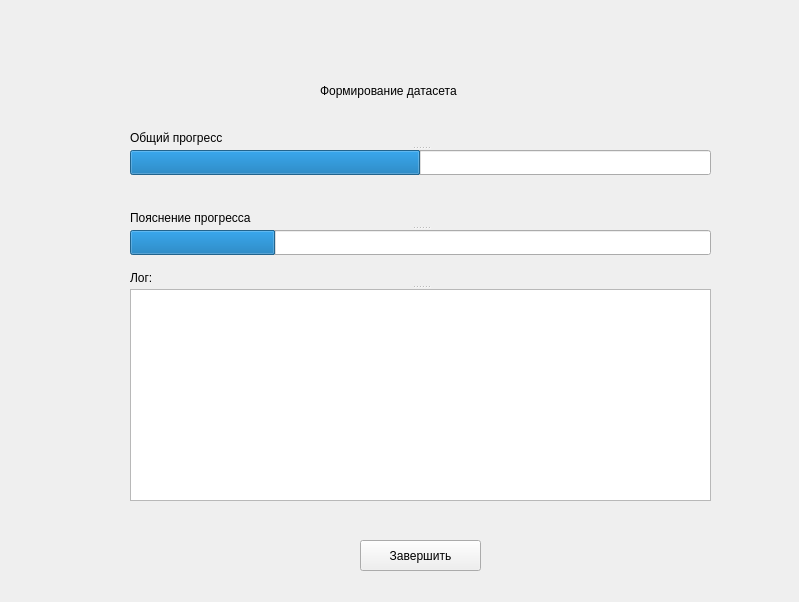
First picture: the form in GUI/XMLs/AnalyzeProgress.ui, repository CheIlovek/TTdwnld, before the edit.
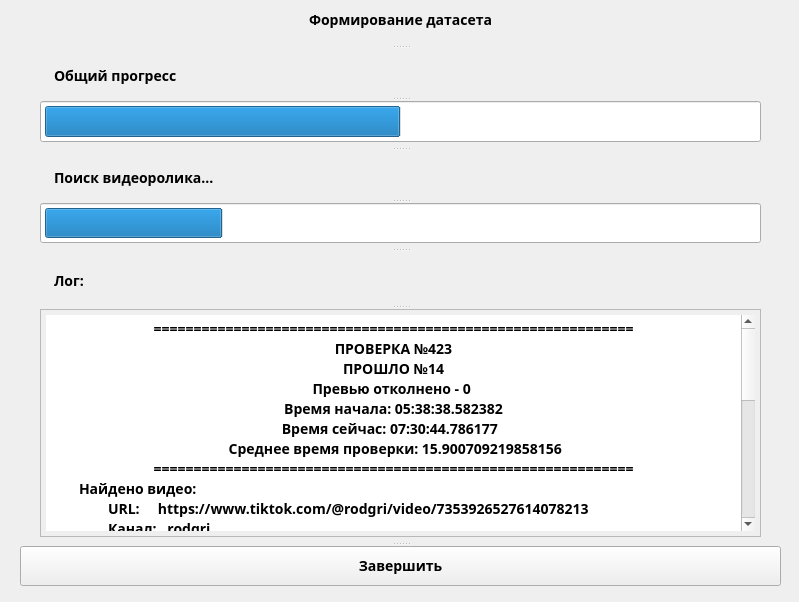
Second picture: the form after the edit.

```diff
--- a/GUI/XMLs/AnalyzeProgress.ui
+++ b/GUI/XMLs/AnalyzeProgress.ui
@@ -13,27 +13,68 @@
   <property name="windowTitle">
    <string>Form</string>
   </property>
-  <widget class="QLabel" name="label">
+  <property name="styleSheet">
+   <string notr="true">
+QLabel[objectName*=&quot;b_&quot;] {
+	Font-weight: 600;
+	vertical-align:top
+}
+QSplitter {
+	padding-left: 20px;
+	padding-right: 20px;
+}
+* {
+   	padding: 5px;
+	
+	Font-weight: 500;
+	font-family:Montserrat;
+	font-size:14px;
+}
+QLabel {
+padding: 10px;
+}
+
+
+</string>
+  </property>
+  <widget class="QSplitter" name="splitter_4">
    <property name="geometry">
     <rect>
-     <x>320</x>
-     <y>70</y>
-     <width>151</width>
-     <height>41</height>
+     <x>0</x>
+     <y>-10</y>
+     <width>801</width>
+     <height>601</height>
     </rect>
+   </property>
+   <property name="maximumSize">
+    <size>
+     <width>2000</width>
+     <height>16777215</height>
+    </size>
+   </property>
+   <property name="orientation">
+    <enum>Qt::Orientation::Vertical</enum>
+   </property>
+   <widget class="QLabel" name="b_label">
+    <property name="maximumSize">
+     <size>
+      <width>2000</width>
+      <height>16777215</height>
+     </size>
    </property>
    <property name="text">
     <string>Формирование датасета</string>
    </property>
+    <property name="alignment">
+     <set>Qt::AlignmentFlag::AlignCenter</set>
+    </property>
   </widget>
   <widget class="QSplitter" name="splitter_3">
-   <property name="geometry">
-    <rect>
-     <x>130</x>
-     <y>130</y>
-     <width>581</width>
-     <height>45</height>
-    </rect>
+    <property name="maximumSize">
+     <size>
+      <width>16777215</width>
+      <height>119</height>
+     </size>
    </property>
    <property name="orientation">
     <enum>Qt::Orientation::Vertical</enum>
@@ -59,32 +100,20 @@
     <property name="textVisible">
      <bool>false</bool>
     </property>
+     <property name="invertedAppearance">
+      <bool>false</bool>
+     </property>
     <property name="format">
      <string/>
     </property>
    </widget>
   </widget>
-  <widget class="QPushButton" name="button_stop">
-   <property name="geometry">
-    <rect>
-     <x>360</x>
-     <y>540</y>
-     <width>121</width>
-     <height>31</height>
-    </rect>
-   </property>
-   <property name="text">
-    <string>Завершить</string>
-   </property>
-  </widget>
   <widget class="QSplitter" name="splitter">
-   <property name="geometry">
-    <rect>
-     <x>130</x>
-     <y>210</y>
-     <width>581</width>
-     <height>45</height>
-    </rect>
+    <property name="maximumSize">
+     <size>
+      <width>16777215</width>
+      <height>119</height>
+     </size>
    </property>
    <property name="orientation">
     <enum>Qt::Orientation::Vertical</enum>
@@ -97,7 +126,7 @@
      </sizepolicy>
     </property>
     <property name="text">
-     <string>Пояснение прогресса</string>
+      <string>Поиск видеоролика...</string>
     </property>
    </widget>
    <widget class="QProgressBar" name="progressBar_current">
@@ -113,14 +142,6 @@
    </widget>
   </widget>
   <widget class="QSplitter" name="splitter_2">
-   <property name="geometry">
-    <rect>
-     <x>130</x>
-     <y>270</y>
-     <width>581</width>
-     <height>231</height>
-    </rect>
-   </property>
    <property name="orientation">
     <enum>Qt::Orientation::Vertical</enum>
    </property>
@@ -130,8 +151,56 @@
     </property>
    </widget>
    <widget class="QTextEdit" name="textEdit_log">
+     <property name="maximumSize">
+      <size>
+       <width>16777215</width>
+       <height>300</height>
+      </size>
+     </property>
     <property name="readOnly">
      <bool>true</bool>
+     </property>
+     <property name="html">
+      <string>&lt;!DOCTYPE HTML PUBLIC &quot;-//W3C//DTD HTML 4.0//EN&quot; &quot;http://www.w3.org/TR/REC-html40/strict.dtd&quot;&gt;
+&lt;html&gt;&lt;head&gt;&lt;meta name=&quot;qrichtext&quot; content=&quot;1&quot; /&gt;&lt;meta charset=&quot;utf-8&quot; /&gt;&lt;style type=&quot;text/css&quot;&gt;
+p, li { white-space: pre-wrap; }
+hr { height: 1px; border-width: 0; }
+li.unchecked::marker { content: &quot;\2610&quot;; }
+li.checked::marker { content: &quot;\2612&quot;; }
+&lt;/style&gt;&lt;/head&gt;&lt;body style=&quot; font-family:'Montserrat'; font-size:14px; font-weight:500; font-style:normal;&quot;&gt;
+&lt;p align=&quot;center&quot; style=&quot; margin-top:0px; margin-bottom:0px; margin-left:0px; margin-right:0px; -qt-block-indent:0; text-indent:0px;&quot;&gt;&lt;span style=&quot; font-size:14px;&quot;&gt;============================================================&lt;/span&gt;&lt;/p&gt;
+&lt;p align=&quot;center&quot; style=&quot; margin-top:0px; margin-bottom:0px; margin-left:0px; margin-right:0px; -qt-block-indent:0; text-indent:0px;&quot;&gt;&lt;span style=&quot; font-size:14px;&quot;&gt;ПРОВЕРКА №423&lt;/span&gt;&lt;/p&gt;
+&lt;p align=&quot;center&quot; style=&quot; margin-top:0px; margin-bottom:0px; margin-left:0px; margin-right:0px; -qt-block-indent:0; text-indent:0px;&quot;&gt;&lt;span style=&quot; font-size:14px;&quot;&gt;ПРОШЛО №14&lt;/span&gt;&lt;/p&gt;
+&lt;p align=&quot;center&quot; style=&quot; margin-top:0px; margin-bottom:0px; margin-left:0px; margin-right:0px; -qt-block-indent:0; text-indent:0px;&quot;&gt;&lt;span style=&quot; font-size:14px;&quot;&gt; Превью отколнено - 0  &lt;/span&gt;&lt;/p&gt;
+&lt;p align=&quot;center&quot; style=&quot; margin-top:0px; margin-bottom:0px; margin-left:0px; margin-right:0px; -qt-block-indent:0; text-indent:0px;&quot;&gt;&lt;span style=&quot; font-size:14px;&quot;&gt;Время начала: 05:38:38.582382&lt;/span&gt;&lt;/p&gt;
+&lt;p align=&quot;center&quot; style=&quot; margin-top:0px; margin-bottom:0px; margin-left:0px; margin-right:0px; -qt-block-indent:0; text-indent:0px;&quot;&gt;&lt;span style=&quot; font-size:14px;&quot;&gt;Время сейчас: 07:30:44.786177  &lt;/span&gt;&lt;/p&gt;
+&lt;p align=&quot;center&quot; style=&quot; margin-top:0px; margin-bottom:0px; margin-left:0px; margin-right:0px; -qt-block-indent:0; text-indent:0px;&quot;&gt;&lt;span style=&quot; font-size:14px;&quot;&gt; Среднее время проверки: 15.900709219858156&lt;/span&gt;&lt;/p&gt;
+&lt;p align=&quot;center&quot; style=&quot; margin-top:0px; margin-bottom:0px; margin-left:0px; margin-right:0px; -qt-block-indent:0; text-indent:0px;&quot;&gt;&lt;span style=&quot; font-size:14px;&quot;&gt;============================================================&lt;/span&gt;&lt;/p&gt;
+&lt;p style=&quot; margin-top:0px; margin-bottom:0px; margin-left:0px; margin-right:0px; -qt-block-indent:0; text-indent:0px;&quot;&gt;&lt;span style=&quot; font-size:14px;&quot;&gt;        Найдено видео:&lt;/span&gt;&lt;/p&gt;
+&lt;p style=&quot; margin-top:0px; margin-bottom:0px; margin-left:0px; margin-right:0px; -qt-block-indent:0; text-indent:0px;&quot;&gt;&lt;span style=&quot; font-size:14px;&quot;&gt;                URL:     https://www.tiktok.com/@rodgri/video/7353926527614078213&lt;/span&gt;&lt;/p&gt;
+&lt;p style=&quot; margin-top:0px; margin-bottom:0px; margin-left:0px; margin-right:0px; -qt-block-indent:0; text-indent:0px;&quot;&gt;&lt;span style=&quot; font-size:14px;&quot;&gt;                Канал:   rodgri&lt;/span&gt;&lt;/p&gt;
+&lt;p style=&quot; margin-top:0px; margin-bottom:0px; margin-left:0px; margin-right:0px; -qt-block-indent:0; text-indent:0px;&quot;&gt;&lt;span style=&quot; font-size:14px;&quot;&gt;                ID:      7353926527614078213&lt;/span&gt;&lt;/p&gt;
+&lt;p style=&quot; margin-top:0px; margin-bottom:0px; margin-left:0px; margin-right:0px; -qt-block-indent:0; text-indent:0px;&quot;&gt;&lt;span style=&quot; font-size:14px;&quot;&gt;        Скачивание через сервисы...скачивание...&lt;/span&gt;&lt;/p&gt;
+&lt;p style=&quot; margin-top:0px; margin-bottom:0px; margin-left:0px; margin-right:0px; -qt-block-indent:0; text-indent:0px;&quot;&gt;&lt;span style=&quot; font-size:14px;&quot;&gt;                Загрузка...&lt;/span&gt;&lt;/p&gt;
+&lt;p style=&quot; margin-top:0px; margin-bottom:0px; margin-left:0px; margin-right:0px; -qt-block-indent:0; text-indent:0px;&quot;&gt;&lt;span style=&quot; font-size:14px;&quot;&gt;                         0 %                     100 %          Загрузка завершена!&lt;/span&gt;&lt;/p&gt;
+&lt;p style=&quot; margin-top:0px; margin-bottom:0px; margin-left:0px; margin-right:0px; -qt-block-indent:0; text-indent:0px;&quot;&gt;&lt;span style=&quot; font-size:14px;&quot;&gt;УСПЕШНО - 0_rodgri_7353926527614078213.mp4&lt;/span&gt;&lt;/p&gt;
+&lt;p style=&quot; margin-top:0px; margin-bottom:0px; margin-left:0px; margin-right:0px; -qt-block-indent:0; text-indent:0px;&quot;&gt;&lt;span style=&quot; font-size:14px;&quot;&gt;        Разбиение на кадры... 57  кадра(ов)&lt;/span&gt;&lt;/p&gt;
+&lt;p style=&quot; margin-top:0px; margin-bottom:0px; margin-left:0px; margin-right:0px; -qt-block-indent:0; text-indent:0px;&quot;&gt;&lt;span style=&quot; font-size:14px;&quot;&gt;        Проверка процентов...НЕУСПЕШНО&lt;/span&gt;&lt;/p&gt;
+&lt;p style=&quot; margin-top:0px; margin-bottom:0px; margin-left:0px; margin-right:0px; -qt-block-indent:0; text-indent:0px;&quot;&gt;&lt;span style=&quot; font-size:14px;&quot;&gt;        Удаление видео...УСПЕШНО&lt;/span&gt;&lt;/p&gt;
+&lt;p style=&quot; margin-top:0px; margin-bottom:0px; margin-left:0px; margin-right:0px; -qt-block-indent:0; text-indent:0px;&quot;&gt;&lt;span style=&quot; font-size:14px;&quot;&gt;        Удаление кадров...УСПЕШНО&lt;/span&gt;&lt;/p&gt;
+&lt;p align=&quot;center&quot; style=&quot; margin-top:0px; margin-bottom:0px; margin-left:0px; margin-right:0px; -qt-block-indent:0; text-indent:0px;&quot;&gt;&lt;span style=&quot; font-size:14px;&quot;&gt;============================================================&lt;/span&gt;&lt;/p&gt;
+&lt;p align=&quot;center&quot; style=&quot; margin-top:0px; margin-bottom:0px; margin-left:0px; margin-right:0px; -qt-block-indent:0; text-indent:0px;&quot;&gt;&lt;span style=&quot; font-size:14px;&quot;&gt;ПРОВЕРКА №423&lt;/span&gt;&lt;/p&gt;
+&lt;p align=&quot;center&quot; style=&quot; margin-top:0px; margin-bottom:0px; margin-left:0px; margin-right:0px; -qt-block-indent:0; text-indent:0px;&quot;&gt;&lt;span style=&quot; font-size:14px;&quot;&gt;ПРОШЛО №14&lt;/span&gt;&lt;/p&gt;
+&lt;p align=&quot;center&quot; style=&quot; margin-top:0px; margin-bottom:0px; margin-left:0px; margin-right:0px; -qt-block-indent:0; text-indent:0px;&quot;&gt;&lt;span style=&quot; font-size:14px;&quot;&gt; Превью отколнено - 0  &lt;/span&gt;&lt;/p&gt;
+&lt;p align=&quot;center&quot; style=&quot; margin-top:0px; margin-bottom:0px; margin-left:0px; margin-right:0px; -qt-block-indent:0; text-indent:0px;&quot;&gt;&lt;span style=&quot; font-size:14px;&quot;&gt;Время начала: 05:38:38.582382  &lt;/span&gt;&lt;/p&gt;
+&lt;p align=&quot;center&quot; style=&quot; margin-top:0px; margin-bottom:0px; margin-left:0px; margin-right:0px; -qt-block-indent:0; text-indent:0px;&quot;&gt;&lt;span style=&quot; font-size:14px;&quot;&gt;Время сейчас: 07:31:08.883189 &lt;/span&gt;&lt;/p&gt;
+&lt;p align=&quot;center&quot; style=&quot; margin-top:0px; margin-bottom:0px; margin-left:0px; margin-right:0px; -qt-block-indent:0; text-indent:0px;&quot;&gt;&lt;span style=&quot; font-size:14px;&quot;&gt;Среднее время проверки: 15.882352941176471&lt;br /&gt;============================================================&lt;/span&gt;&lt;/p&gt;&lt;/body&gt;&lt;/html&gt;</string>
+     </property>
+    </widget>
+   </widget>
+   <widget class="QPushButton" name="button_stop">
+    <property name="text">
+     <string>Завершить</string>
     </property>
    </widget>
   </widget>
```
Lines whose indentation alone changed are shown as unchanged.
